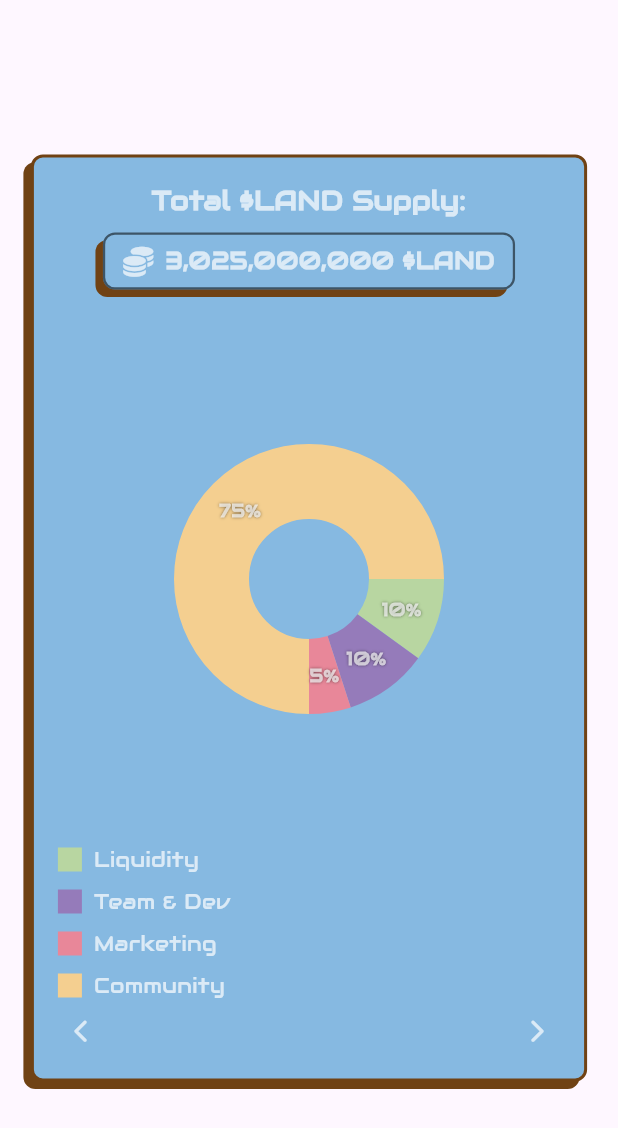
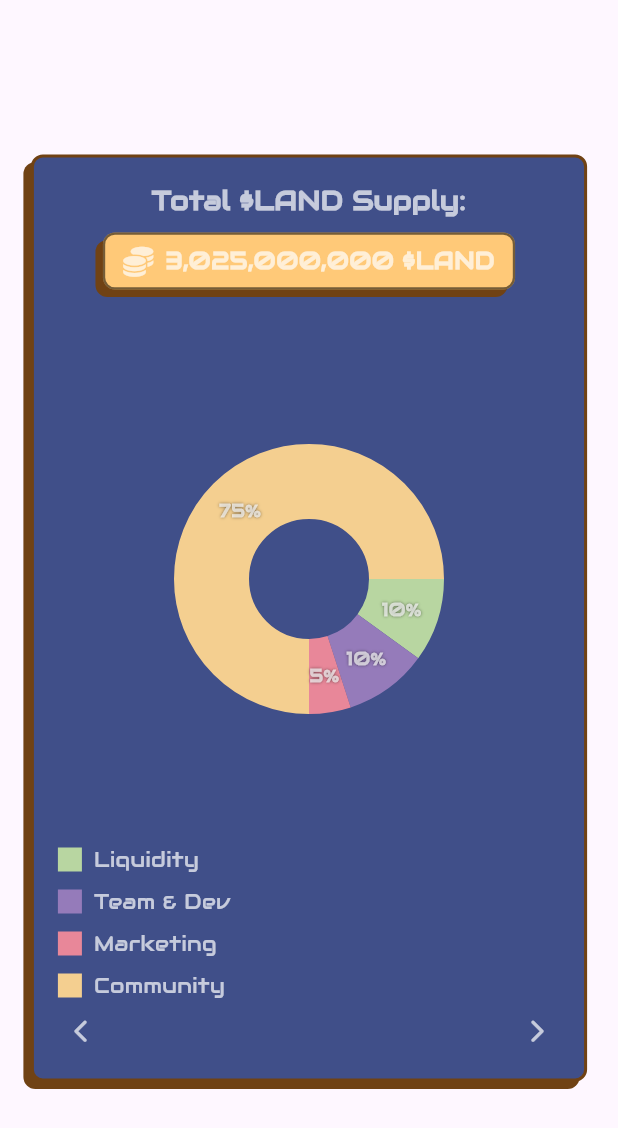
Before and after one commit to romaklym/isla_solara, a Flutter app: the TokenomicsMobile widget shown alone on an empty page, opened directly, swiped to page 2, on a phone screen of 412 x 824 dp. Shown: the top 1128 px of the screen. Run offline on Flutter 3.47's test engine with Material 3 defaults, Android fonts, the phone set to English and light mode, and no system bars; drawn by our look-alikes of fl_chart; our stand-ins replace cloud_firestore, firebase_core, flutter_svg, font_awesome_flutter, go_router; missing offline and left inert: dart:html, dart:js; accounts and stored records are empty.

Commit message:
updated tokenomoics colors for mobile

```diff
--- a/lib/dialogs/tokenomics_mobile.dart
+++ b/lib/dialogs/tokenomics_mobile.dart
@@ -24,7 +24,7 @@ class _TokenomicsMobileState extends State<TokenomicsMobile> {
         width: MediaQuery.of(context).size.width * 0.9,
         height: MediaQuery.of(context).size.height * 0.75,
         decoration: BoxDecoration(
-          color: const Color(0xFF86b9e1),
+          color: const Color(0xFF404F89),
           borderRadius: BorderRadius.circular(8),
           border: Border.all(
             color: const Color(0xFF704214),
@@ -112,7 +112,7 @@ class _TokenomicsMobileState extends State<TokenomicsMobile> {
                         label: "3,025,000,000 \$LAND",
                         icon: FontAwesomeIcons.coins,
                         onTap: () {},
-                        color: const Color(0xFF86b9e1),
+                        color: const Color(0xFFFFC978),
                         fontSize: 16.0,
                         iconSize: 20.0,
                       ),
```
